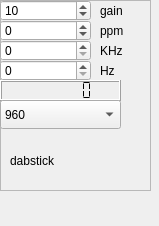
Before: the Qt Designer form input/dabstick/dabstick-widget.ui in JvanKatwijk/sdr-j-fm, drawn with Qt 5.
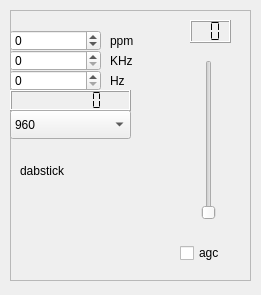
After: the same form once the commit is applied.

```diff
--- a/input/dabstick/dabstick-widget.ui
+++ b/input/dabstick/dabstick-widget.ui
@@ -6,8 +6,8 @@
    <rect>
     <x>0</x>
     <y>0</y>
-    <width>159</width>
-    <height>226</height>
+    <width>261</width>
+    <height>295</height>
    </rect>
   </property>
   <property name="windowTitle">
@@ -16,10 +16,10 @@
   <widget class="QFrame" name="contents">
    <property name="geometry">
     <rect>
-     <x>0</x>
-     <y>0</y>
-     <width>151</width>
-     <height>191</height>
+     <x>10</x>
+     <y>10</y>
+     <width>241</width>
+     <height>271</height>
     </rect>
    </property>
    <property name="frameShape">
@@ -37,7 +37,7 @@
       <height>21</height>
      </rect>
     </property>
-    <property name="numDigits">
+    <property name="digitCount">
      <number>7</number>
     </property>
     <property name="segmentStyle">
@@ -57,22 +57,6 @@
      <string>dabstick</string>
     </property>
    </widget>
-   <widget class="QSpinBox" name="externalGain">
-    <property name="geometry">
-     <rect>
-      <x>0</x>
-      <y>0</y>
-      <width>91</width>
-      <height>21</height>
-     </rect>
-    </property>
-    <property name="maximum">
-     <number>103</number>
-    </property>
-    <property name="value">
-     <number>10</number>
-    </property>
-   </widget>
    <widget class="QSpinBox" name="f_correction">
     <property name="geometry">
      <rect>
@@ -154,19 +138,6 @@
      <string>ppm</string>
     </property>
    </widget>
-   <widget class="QLabel" name="label_5">
-    <property name="geometry">
-     <rect>
-      <x>100</x>
-      <y>0</y>
-      <width>41</width>
-      <height>21</height>
-     </rect>
-    </property>
-    <property name="text">
-     <string>gain</string>
-    </property>
-   </widget>
    <widget class="QComboBox" name="rateSelector">
     <property name="geometry">
      <rect>
@@ -207,6 +178,48 @@
      </property>
     </item>
    </widget>
+   <widget class="QCheckBox" name="agcChecker">
+    <property name="geometry">
+     <rect>
+      <x>170</x>
+      <y>230</y>
+      <width>61</width>
+      <height>26</height>
+     </rect>
+    </property>
+    <property name="text">
+     <string>agc</string>
+    </property>
+   </widget>
+   <widget class="QSlider" name="gainSlider">
+    <property name="geometry">
+     <rect>
+      <x>190</x>
+      <y>50</y>
+      <width>18</width>
+      <height>160</height>
+     </rect>
+    </property>
+    <property name="orientation">
+     <enum>Qt::Vertical</enum>
+    </property>
+   </widget>
+   <widget class="QLCDNumber" name="showGain">
+    <property name="geometry">
+     <rect>
+      <x>180</x>
+      <y>10</y>
+      <width>41</width>
+      <height>23</height>
+     </rect>
+    </property>
+    <property name="digitCount">
+     <number>2</number>
+    </property>
+    <property name="segmentStyle">
+     <enum>QLCDNumber::Flat</enum>
+    </property>
+   </widget>
   </widget>
  </widget>
  <resources/>
```
